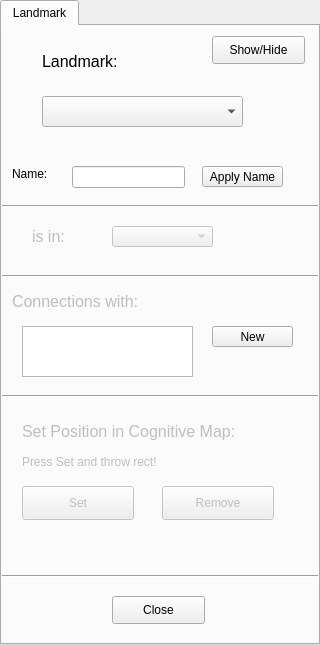
JuPedSim/jpseditor, file forms/widgetlandmark.ui: the form before one commit.
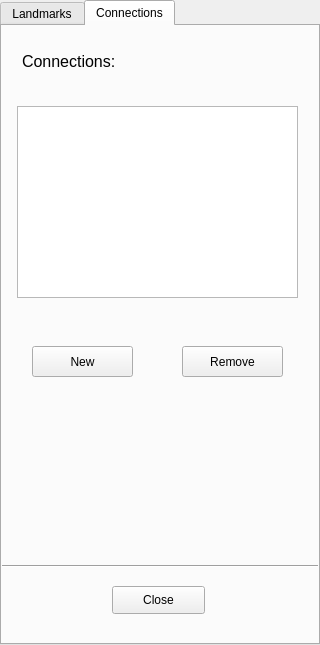
The form after the commit.

Commit message: write landmarks and connections to xml file

```diff
--- a/forms/widgetlandmark.ui
+++ b/forms/widgetlandmark.ui
@@ -14,11 +14,11 @@
    <string>TabWidget</string>
   </property>
   <property name="currentIndex">
-   <number>0</number>
+   <number>1</number>
   </property>
   <widget class="QWidget" name="widget">
    <attribute name="title">
-    <string>Landmark</string>
+    <string>Landmarks</string>
    </attribute>
    <widget class="QLabel" name="label">
     <property name="geometry">
@@ -40,7 +40,7 @@
    </widget>
    <widget class="QLabel" name="label_Waypoints2">
     <property name="enabled">
-     <bool>false</bool>
+     <bool>true</bool>
     </property>
     <property name="geometry">
      <rect>
@@ -72,7 +72,7 @@
    </widget>
    <widget class="QPushButton" name="add_button">
     <property name="enabled">
-     <bool>false</bool>
+     <bool>true</bool>
     </property>
     <property name="geometry">
      <rect>
@@ -91,7 +91,7 @@
    </widget>
    <widget class="QPushButton" name="remove_button">
     <property name="enabled">
-     <bool>false</bool>
+     <bool>true</bool>
     </property>
     <property name="geometry">
      <rect>
@@ -107,11 +107,11 @@
    </widget>
    <widget class="QLabel" name="label_Waypoints">
     <property name="enabled">
-     <bool>false</bool>
+     <bool>true</bool>
     </property>
     <property name="geometry">
      <rect>
-      <x>10</x>
+      <x>20</x>
       <y>260</y>
       <width>191</width>
       <height>31</height>
@@ -123,7 +123,7 @@
      </font>
     </property>
     <property name="text">
-     <string>Connections with:</string>
+     <string>Associations:</string>
     </property>
    </widget>
    <widget class="QLineEdit" name="chname_edit">
@@ -205,7 +205,7 @@
    </widget>
    <widget class="QComboBox" name="roomBox_landmarks">
     <property name="enabled">
-     <bool>false</bool>
+     <bool>true</bool>
     </property>
     <property name="geometry">
      <rect>
@@ -218,7 +218,7 @@
    </widget>
    <widget class="QLabel" name="is_in">
     <property name="enabled">
-     <bool>false</bool>
+     <bool>true</bool>
     </property>
     <property name="geometry">
      <rect>
@@ -239,7 +239,7 @@
    </widget>
    <widget class="QLabel" name="label_Waypoints_2">
     <property name="enabled">
-     <bool>false</bool>
+     <bool>true</bool>
     </property>
     <property name="geometry">
      <rect>
@@ -320,16 +320,87 @@
      </rect>
     </property>
    </widget>
+   <widget class="QPushButton" name="add_button_associations">
+    <property name="enabled">
+     <bool>true</bool>
+    </property>
+    <property name="geometry">
+     <rect>
+      <x>210</x>
+      <y>300</y>
+      <width>81</width>
+      <height>21</height>
+     </rect>
+    </property>
+    <property name="text">
+     <string>New</string>
+    </property>
+    <property name="checkable">
+     <bool>true</bool>
+    </property>
+   </widget>
+  </widget>
+  <widget class="QWidget" name="tabConnections">
+   <attribute name="title">
+    <string>Connections</string>
+   </attribute>
+   <widget class="Line" name="line_6">
+    <property name="geometry">
+     <rect>
+      <x>-10</x>
+      <y>530</y>
+      <width>341</width>
+      <height>20</height>
+     </rect>
+    </property>
+    <property name="orientation">
+     <enum>Qt::Horizontal</enum>
+    </property>
+   </widget>
+   <widget class="QPushButton" name="closeButton_2">
+    <property name="enabled">
+     <bool>true</bool>
+    </property>
+    <property name="geometry">
+     <rect>
+      <x>110</x>
+      <y>560</y>
+      <width>93</width>
+      <height>28</height>
+     </rect>
+    </property>
+    <property name="text">
+     <string>Close</string>
+    </property>
+   </widget>
+   <widget class="QLabel" name="label_2">
+    <property name="geometry">
+     <rect>
+      <x>20</x>
+      <y>20</y>
+      <width>191</width>
+      <height>31</height>
+     </rect>
+    </property>
+    <property name="font">
+     <font>
+      <pointsize>12</pointsize>
+     </font>
+    </property>
+    <property name="text">
+     <string>Connections:</string>
+    </property>
+   </widget>
    <widget class="QPushButton" name="add_button_connections">
     <property name="enabled">
      <bool>true</bool>
     </property>
     <property name="geometry">
      <rect>
-      <x>210</x>
-      <y>300</y>
-      <width>81</width>
-      <height>21</height>
+      <x>30</x>
+      <y>320</y>
+      <width>101</width>
+      <height>31</height>
      </rect>
     </property>
     <property name="text">
@@ -339,6 +410,35 @@
      <bool>true</bool>
     </property>
    </widget>
+   <widget class="QPushButton" name="remove_button_connections">
+    <property name="enabled">
+     <bool>true</bool>
+    </property>
+    <property name="geometry">
+     <rect>
+      <x>180</x>
+      <y>320</y>
+      <width>101</width>
+      <height>31</height>
+     </rect>
+    </property>
+    <property name="text">
+     <string>Remove</string>
+    </property>
+    <property name="checkable">
+     <bool>false</bool>
+    </property>
+   </widget>
+   <widget class="QListWidget" name="listWidgetConnections">
+    <property name="geometry">
+     <rect>
+      <x>15</x>
+      <y>80</y>
+      <width>281</width>
+      <height>192</height>
+     </rect>
+    </property>
+   </widget>
   </widget>
  </widget>
  <resources/>
```
Left out of the diff: 2 changed lines with no effect on the pictures. The commit also changes 12 other files.
